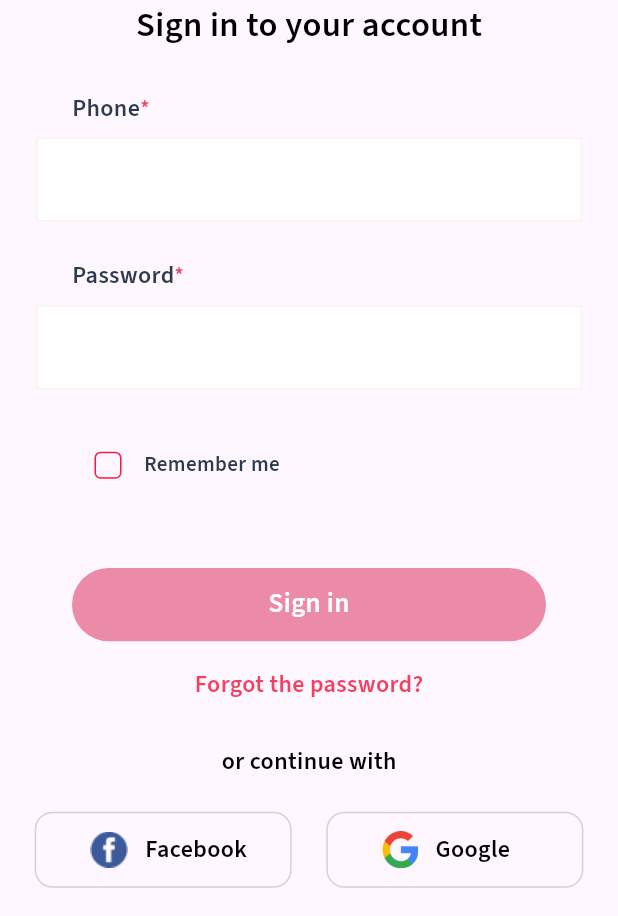
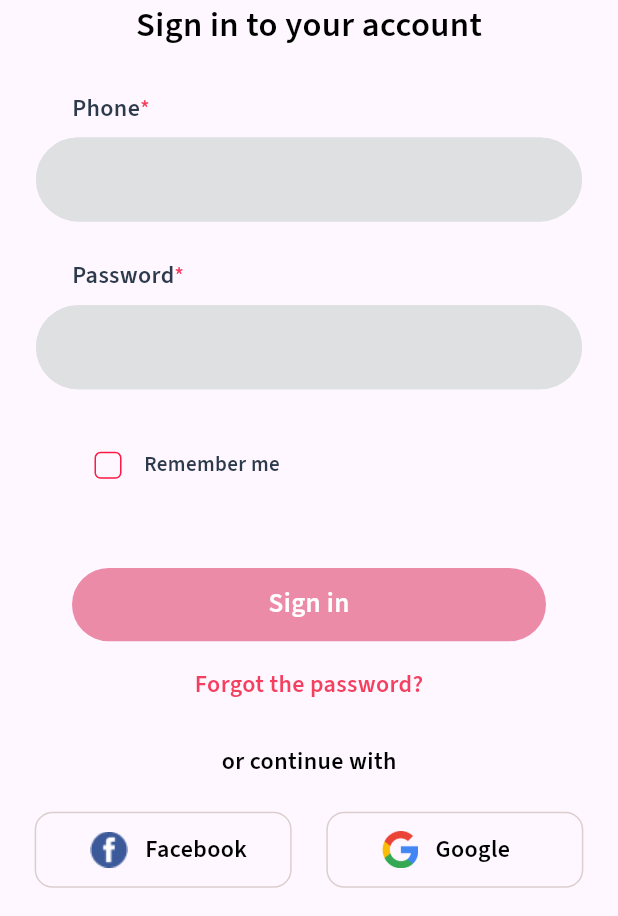
Before and after one commit to sardorergashaliyev/fodee_app, a Flutter app: the SignInPage screen opened directly, on a phone screen of 412 x 824 dp, the part 320-1236 px from its top. Run offline on Flutter 3.47's test engine with Material 2 defaults, Android fonts, the phone set to English and light mode, and no system bars; our stand-ins replace bottom_navy_bar, cached_network_image, cloud_firestore, firebase_auth, firebase_core, firebase_storage and 11 more; missing offline and left inert: flutter_login_facebook; accounts and stored records are empty.

Commit message:
video started

```diff
--- a/lib/view/pages/auth/sign_in_page.dart
+++ b/lib/view/pages/auth/sign_in_page.dart
@@ -80,14 +80,16 @@ class _SignInPageState extends State<SignInPage> {
                   Padding(
                     padding: const EdgeInsets.symmetric(horizontal: 24),
                     child: CustomTextFrom(
-                      label: '',
-                      onchange: (value) {
-                        isPhoneEmpty = false;
-                        setState(() {});
-                      },
+                      colorFill: Style.greyColor,
+                      colorBorder: Style.greyColor,
+                      radius: 100,
+                      onchange: (value) {},
+                      obscuringCharacter: '',
+                      suffixicon: null,
                       controller: phone,
                       keyboardType: TextInputType.phone,
                       hintext: 'Phone Number',
+                      label: '',
                     ),
                   ),
                   8.verticalSpace,
@@ -120,11 +122,10 @@ class _SignInPageState extends State<SignInPage> {
                   Padding(
                     padding: const EdgeInsets.only(top: 8, left: 24, right: 24),
                     child: CustomTextFrom(
-                      label: '',
-                      onchange: (value) {
-                        isPasswordEmpty = false;
-                        setState(() {});
-                      },
+                      colorFill: Style.greyColor,
+                      colorBorder: Style.greyColor,
+                      radius: 100,
+                      onchange: (value) {},
                       suffixicon: IconButton(
                           onPressed: () {
                             visibilityOfpasswor = !visibilityOfpasswor;
@@ -136,7 +137,9 @@ class _SignInPageState extends State<SignInPage> {
                       controller: password,
                       obscuringCharacter: '*',
                       keyboardType: TextInputType.multiline,
-                      hintext: 'Password', onChange: (s) {  },
+                      hintext: 'Password',
+                      onChange: (s) {},
+                      label: '',
                     ),
                   ),
                   8.verticalSpace,
```
